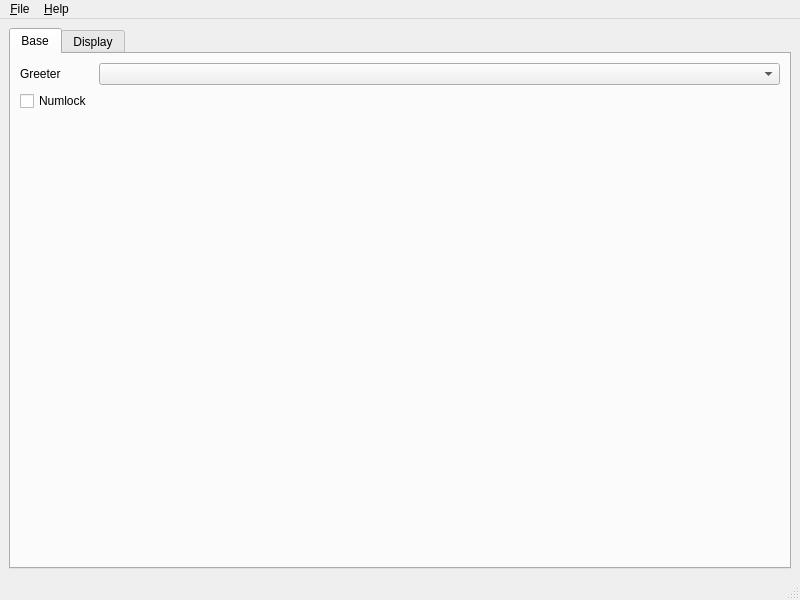
Above: customizer.ui from elleryq/lxdm-customizer before the change. Below: the same form after it.
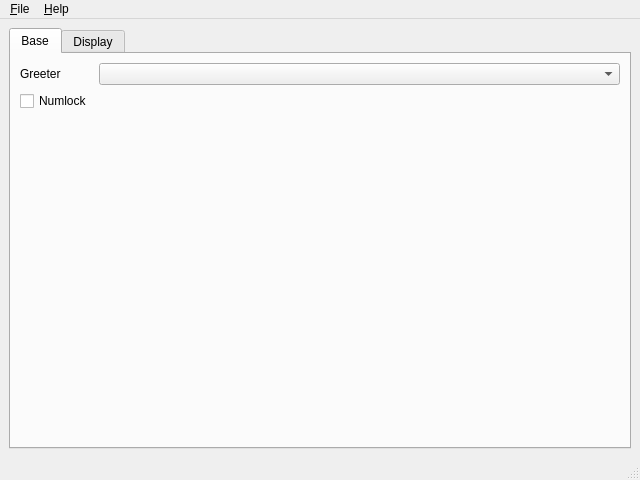
That is the form after the change.

Commit message: Implement show image.

What changed in the file:
```diff
--- a/customizer.ui
+++ b/customizer.ui
@@ -6,8 +6,8 @@
    <rect>
     <x>0</x>
     <y>0</y>
-    <width>800</width>
-    <height>600</height>
+    <width>640</width>
+    <height>480</height>
    </rect>
   </property>
   <property name="windowTitle">
@@ -135,7 +135,7 @@
     <rect>
      <x>0</x>
      <y>0</y>
-     <width>800</width>
+     <width>640</width>
      <height>18</height>
     </rect>
    </property>
```
The commit also changes 2 other files.
